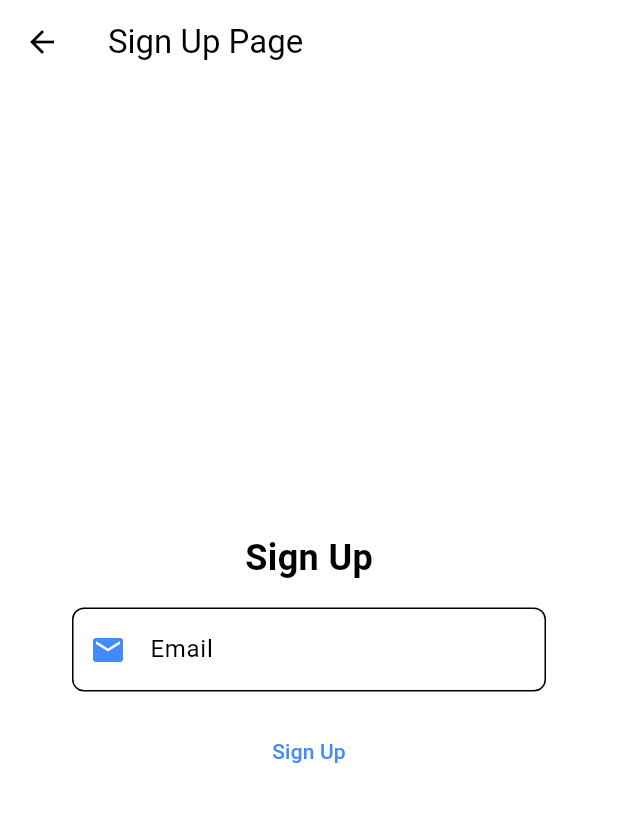
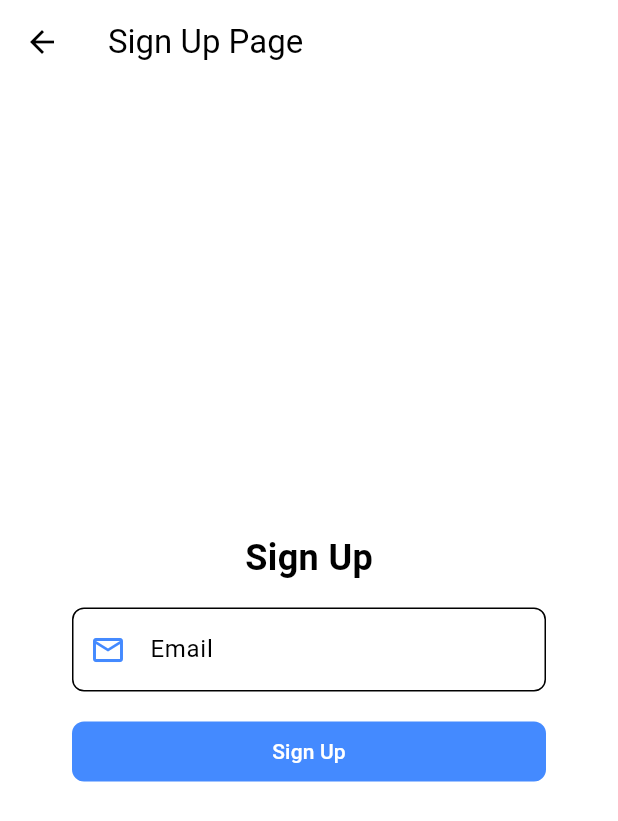
Before and after one commit to Itterum/auth_app_example, a Flutter app: the screen it shows after launch, after a tap on "Sign Up", on a phone screen of 412 x 824 dp. Shown: the top 821 px of the screen. Run offline on Flutter 3.47's test engine with Material 3 defaults, Android fonts, the phone set to English and light mode, and no system bars; our stand-ins replace go_router.

Commit message:
refactor styles for sign up and small improvement

```diff
--- a/lib/features/auth/widgets/email_field_widget.dart
+++ b/lib/features/auth/widgets/email_field_widget.dart
@@ -12,7 +12,7 @@ class EmailFieldWidget extends StatelessWidget {
         ),
         labelText: 'Email',
         prefixIcon: Icon(
-          Icons.email,
+          Icons.email_outlined,
           color: Theme.of(context).colorScheme.primary,
         ),
       ),
--- a/lib/features/auth/widgets/password_field_widget.dart
+++ b/lib/features/auth/widgets/password_field_widget.dart
@@ -1,7 +1,14 @@
 import 'package:flutter/material.dart';
 
-class PasswordFieldWidget extends StatelessWidget {
+class PasswordFieldWidget extends StatefulWidget {
   const PasswordFieldWidget({super.key});
+
+  @override
+  State<PasswordFieldWidget> createState() => _PasswordFieldWidgetState();
+}
+
+class _PasswordFieldWidgetState extends State<PasswordFieldWidget> {
+  bool _obscureText = true;
 
   @override
   Widget build(BuildContext context) {
@@ -12,12 +19,23 @@ class PasswordFieldWidget extends StatelessWidget {
         ),
         labelText: 'Password',
         prefixIcon: Icon(
-          Icons.lock,
+          Icons.lock_outline,
           color: Theme.of(context).colorScheme.primary,
+        ),
+        suffixIcon: IconButton(
+          icon: Icon(
+            _obscureText ? Icons.visibility : Icons.visibility_off,
+            color: Colors.grey,
+          ),
+          onPressed: () {
+            setState(() {
+              _obscureText = !_obscureText;
+            });
+          },
         ),
       ),
       autovalidateMode: AutovalidateMode.onUserInteraction,
-      obscureText: true,
+      obscureText: _obscureText,
       validator: (value) {
         if (value == null || value.isEmpty) {
           return 'Please enter your password';
--- a/lib/features/auth/widgets/sign_in_form_widget.dart
+++ b/lib/features/auth/widgets/sign_in_form_widget.dart
@@ -4,6 +4,7 @@ import 'package:crud_flutter_example/features/auth/widgets/password_field_widget
 import 'package:crud_flutter_example/features/auth/widgets/sign_in_button_widget.dart';
 import 'package:crud_flutter_example/features/auth/widgets/sign_up_button_widget.dart';
 import 'package:flutter/material.dart';
+import 'package:go_router/go_router.dart';
 
 class SignInFormWidget extends StatelessWidget {
   const SignInFormWidget({
@@ -27,7 +28,14 @@ class SignInFormWidget extends StatelessWidget {
           const PasswordFieldWidget(),
           const SizedBox(height: 16),
           SignInButtonWidget(formKey: _formKey),
-          const SignUpButtonWidget(),
+          SignUpButtonWidget(
+            onPressed: () => context.go('/sign-up'),
+            style: ElevatedButton.styleFrom(
+              shape: RoundedRectangleBorder(
+                borderRadius: BorderRadius.circular(8.0),
+              ),
+            ),
+          ),
         ],
       ),
     );
--- a/lib/features/auth/widgets/sign_up_button_widget.dart
+++ b/lib/features/auth/widgets/sign_up_button_widget.dart
@@ -1,20 +1,21 @@
 import 'package:flutter/material.dart';
-import 'package:go_router/go_router.dart';
 
 class SignUpButtonWidget extends StatelessWidget {
   const SignUpButtonWidget({
     super.key,
-  });
+    required ButtonStyle? style,
+    required Function()? onPressed,
+  })  : _style = style,
+        _onPressed = onPressed;
+
+  final ButtonStyle? _style;
+  final Function()? _onPressed;
 
   @override
   Widget build(BuildContext context) {
     return TextButton(
-      onPressed: () => context.go('/sign-up'),
-      style: ElevatedButton.styleFrom(
-        shape: RoundedRectangleBorder(
-          borderRadius: BorderRadius.circular(8.0),
-        ),
-      ),
+      onPressed: _onPressed,
+      style: _style,
       child: const SizedBox(
         width: double.infinity,
         child: Text(
--- a/lib/features/auth/widgets/sign_up_form_widget.dart
+++ b/lib/features/auth/widgets/sign_up_form_widget.dart
@@ -15,14 +15,29 @@ class SignUpFormWidget extends StatelessWidget {
   Widget build(BuildContext context) {
     return Form(
       key: _formKey,
-      child: const Column(
+      child: Column(
         mainAxisAlignment: MainAxisAlignment.center,
         children: <Widget>[
-          FormTitleWidget(title: 'Sign Up'),
-          SizedBox(height: 16),
-          EmailFieldWidget(),
-          SizedBox(height: 16),
-          SignUpButtonWidget(),
+          const FormTitleWidget(title: 'Sign Up'),
+          const SizedBox(height: 16),
+          const EmailFieldWidget(),
+          const SizedBox(height: 16),
+          SignUpButtonWidget(
+            onPressed: () {
+              if (_formKey.currentState!.validate()) {
+                ScaffoldMessenger.of(context).showSnackBar(
+                  const SnackBar(content: Text('Processing Data')),
+                );
+              }
+            },
+            style: ElevatedButton.styleFrom(
+              backgroundColor: Theme.of(context).colorScheme.primary,
+              foregroundColor: Theme.of(context).colorScheme.onPrimary,
+              shape: RoundedRectangleBorder(
+                borderRadius: BorderRadius.circular(8.0),
+              ),
+            ),
+          ),
         ],
       ),
     );
```
